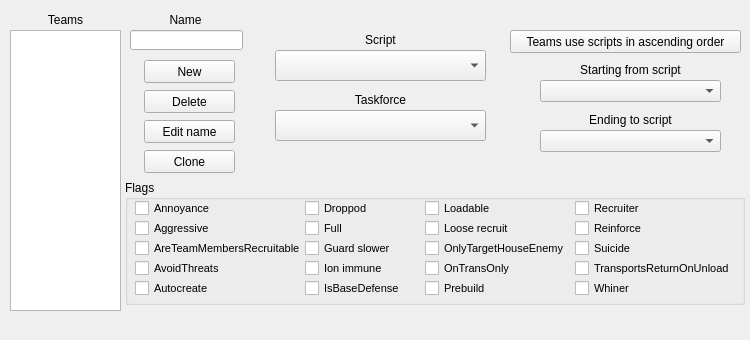
This is src/teamsection.ui in PTapioK/TSWaveMaker as Qt 5 draws it before an edit. The edited form follows.
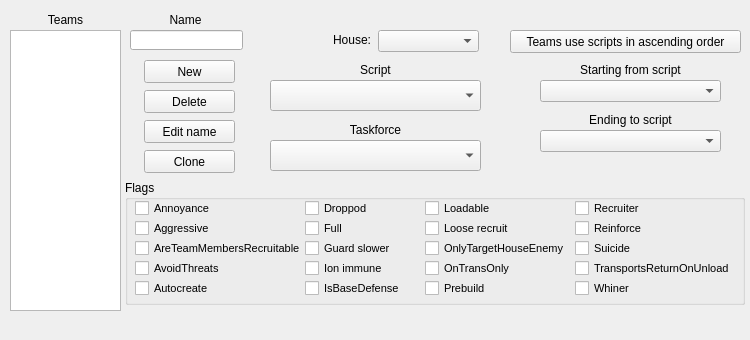
This is the edited form.

Commit message: Added house selection feature for teams. Fixed function getNameWithNextMark().

```diff
--- a/src/teamsection.ui
+++ b/src/teamsection.ui
@@ -156,8 +156,8 @@
    <widget class="QComboBox" name="scriptBox">
     <property name="geometry">
      <rect>
-      <x>275</x>
-      <y>50</y>
+      <x>270</x>
+      <y>80</y>
       <width>211</width>
       <height>31</height>
      </rect>
@@ -171,9 +171,9 @@
    <widget class="QLabel" name="label">
     <property name="geometry">
      <rect>
-      <x>280</x>
-      <y>30</y>
-      <width>201</width>
+      <x>270</x>
+      <y>60</y>
+      <width>211</width>
       <height>20</height>
      </rect>
     </property>
@@ -187,8 +187,8 @@
    <widget class="QComboBox" name="taskforceBox">
     <property name="geometry">
      <rect>
-      <x>275</x>
-      <y>110</y>
+      <x>270</x>
+      <y>140</y>
       <width>211</width>
       <height>31</height>
      </rect>
@@ -202,9 +202,9 @@
    <widget class="QLabel" name="label_2">
     <property name="geometry">
      <rect>
-      <x>280</x>
-      <y>90</y>
-      <width>201</width>
+      <x>270</x>
+      <y>120</y>
+      <width>211</width>
       <height>20</height>
      </rect>
     </property>
@@ -663,6 +663,32 @@
      </property>
     </widget>
    </widget>
+   <widget class="QComboBox" name="HouseBox">
+    <property name="geometry">
+     <rect>
+      <x>378</x>
+      <y>30</y>
+      <width>101</width>
+      <height>22</height>
+     </rect>
+    </property>
+   </widget>
+   <widget class="QLabel" name="HouseLabel">
+    <property name="geometry">
+     <rect>
+      <x>300</x>
+      <y>30</y>
+      <width>71</width>
+      <height>20</height>
+     </rect>
+    </property>
+    <property name="text">
+     <string>House:</string>
+    </property>
+    <property name="alignment">
+     <set>Qt::AlignRight|Qt::AlignTrailing|Qt::AlignVCenter</set>
+    </property>
+   </widget>
   </widget>
  </widget>
  <resources/>
```
The commit also changes 5 other files.
